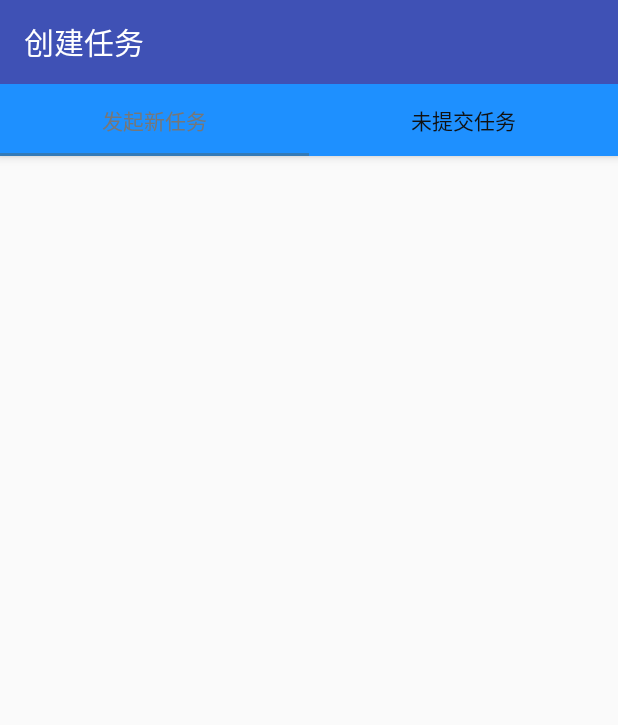
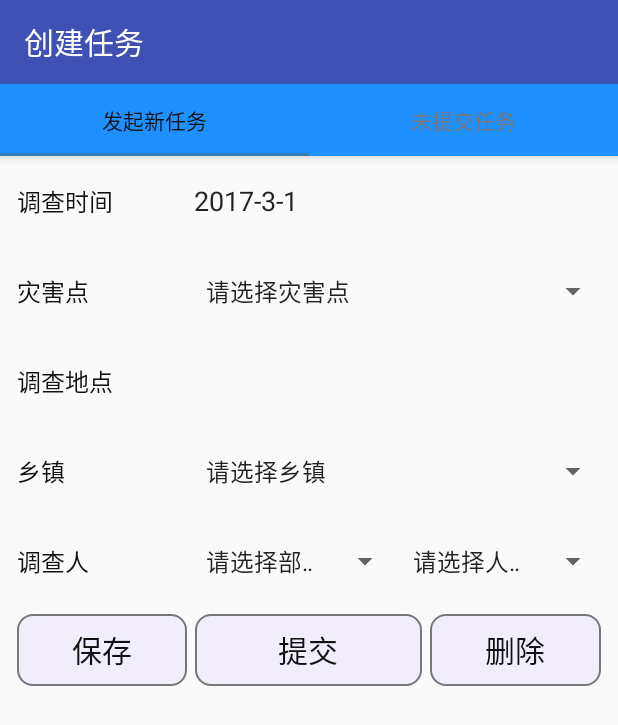
Before and after one commit to woodensheep/Disastersystem, an Android app: the CreateTaskActivity screen opened directly, with no data from a screen before it, on a phone screen of 412 x 824 dp. Shown: the top 725 px of the screen. Run offline under Robolectric (Android 15) with nearby library versions, the phone set to English and light mode, and no system bars; our stand-ins replace ButterKnife.

Commit message:
20170301

```diff
--- a/app/src/main/java/com/nandity/disastersystem/activity/CreateTaskActivity.java
+++ b/app/src/main/java/com/nandity/disastersystem/activity/CreateTaskActivity.java
@@ -7,6 +7,8 @@ import android.support.v7.app.AppCompatActivity;
 import android.support.v7.widget.Toolbar;
 
 import com.nandity.disastersystem.R;
+import com.nandity.disastersystem.adapter.CreateTaskFragmentPagerAdapter;
+import com.nandity.disastersystem.adapter.MyFragmentPagerAdapter;
 
 import butterknife.BindView;
 import butterknife.ButterKnife;
@@ -16,10 +18,11 @@ public class CreateTaskActivity extends AppCompatActivity {
     @BindView(R.id.create_task_toolbar)
     Toolbar createTaskToolbar;
     @BindView(R.id.create_task_tablayout)
-    TabLayout createTaskTablayout;
+    TabLayout cTTablayout;
     @BindView(R.id.create_task_viewpager)
-    ViewPager createTaskViewpager;
+    ViewPager cTViewpager;
 
+    private CreateTaskFragmentPagerAdapter cTFragmentPagerAdapter;
     @Override
     protected void onCreate(Bundle savedInstanceState) {
         super.onCreate(savedInstanceState);
@@ -31,9 +34,26 @@ public class CreateTaskActivity extends AppCompatActivity {
     }
 
     private void initView() {
-        createTaskTablayout.addTab(createTaskTablayout.newTab().setText("发起新任务"));
-        createTaskTablayout.addTab(createTaskTablayout.newTab().setText("未提交任务"));
+        //createTaskTablayout.addTab(createTaskTablayout.newTab().setText("发起新任务"));
+        //createTaskTablayout.addTab(createTaskTablayout.newTab().setText("未提交任务"));
+
+        //使用适配器将ViewPager与Fragment绑定在一起
+        cTFragmentPagerAdapter = new CreateTaskFragmentPagerAdapter(getSupportFragmentManager());
+        cTViewpager.setAdapter(cTFragmentPagerAdapter);
+        //将TabLayout与ViewPager绑定在一起
+        cTTablayout.setupWithViewPager(cTViewpager);
+
+
+//        //指定Tab的位置
+//        one = mTabLayout.getTabAt(0);
+//        two = mTabLayout.getTabAt(1);
+//        three = mTabLayout.getTabAt(2);
+//        //设置Tab的图标，假如不需要则把下面的代码删去
+//        one.setIcon(R.drawable.selected_tab_image_workbench);
+//        two.setIcon(R.drawable.selected_tab_image_directory);
+//        three.setIcon(R.drawable.selected_tab_image_setup);
     }
 
 
+
 }
--- /dev/null
+++ b/app/src/main/java/com/nandity/disastersystem/adapter/CreateTaskFragmentPagerAdapter.java
@@ -0,0 +1,42 @@
+package com.nandity.disastersystem.adapter;
+
+import android.support.v4.app.Fragment;
+import android.support.v4.app.FragmentManager;
+import android.support.v4.app.FragmentPagerAdapter;
+
+import com.nandity.disastersystem.fragment.DirectoryFragment;
+import com.nandity.disastersystem.fragment.NewTaskFragment;
+import com.nandity.disastersystem.fragment.SetupFragment;
+import com.nandity.disastersystem.fragment.UnTaskFragment;
+import com.nandity.disastersystem.fragment.WorkbenchFragment;
+
+/**
+ * Created by lemon on 2017/2/22.
+ */
+public class CreateTaskFragmentPagerAdapter extends FragmentPagerAdapter {
+
+    private String[] mTitles = new String[]{"发起新任务", "未提交任务"};
+
+    public CreateTaskFragmentPagerAdapter(FragmentManager fm) {
+        super(fm);
+    }
+
+    @Override
+    public Fragment getItem(int position) {
+        if (position == 1) {
+            return new NewTaskFragment();
+        }
+        return new NewTaskFragment();
+    }
+
+    @Override
+    public int getCount() {
+        return mTitles.length;
+    }
+
+    //ViewPager与TabLayout绑定后，这里获取到PageTitle就是Tab的Text
+    @Override
+    public CharSequence getPageTitle(int position) {
+        return mTitles[position];
+    }
+}
--- /dev/null
+++ b/app/src/main/java/com/nandity/disastersystem/fragment/NewTaskFragment.java
@@ -0,0 +1,137 @@
+package com.nandity.disastersystem.fragment;
+
+
+import android.os.Bundle;
+import android.support.annotation.Nullable;
+import android.support.v4.app.Fragment;
+import android.support.v7.widget.ButtonBarLayout;
+import android.support.v7.widget.LinearLayoutManager;
+import android.support.v7.widget.RecyclerView;
+import android.support.v7.widget.SearchView;
+import android.view.LayoutInflater;
+import android.view.View;
+import android.view.ViewGroup;
+import android.widget.AdapterView;
+import android.widget.ArrayAdapter;
+import android.widget.Button;
+import android.widget.EditText;
+import android.widget.Spinner;
+import android.widget.TextView;
+
+import com.nandity.disastersystem.R;
+import com.nandity.disastersystem.adapter.DirectoryAdapter;
+import com.nandity.disastersystem.bean.DirectoryBean;
+
+import java.util.ArrayList;
+import java.util.List;
+
+/**
+ * Created by lemon on 2017/2/22.
+ */
+
+public class NewTaskFragment extends Fragment {
+    private View view;
+    private List<String> mDisasterList;
+    private ArrayAdapter<String> mDisasterAdapter;
+
+    private List<String> mTownshipList;
+    private ArrayAdapter<String> mTownshipAdapter;
+
+    private List<String> mDepartmentList;
+    private ArrayAdapter<String> mDepartmentAdapter;
+
+    private List<String> mWorkersList;
+    private ArrayAdapter<String> mWorkersAdapter;
+
+    /*调查时间*/
+    private EditText etNewtaskTime;
+    /*灾害点*/
+    private Spinner spDisaster;
+    /*调查时间*/
+    private EditText etNewtaskDisaster;
+    /*乡镇*/
+    private Spinner spTownship;
+    /*部门*/
+    private Spinner spDepartment;
+    /*人员*/
+    private Spinner spWorkers;
+
+    private Button btnSave;
+    private Button btnSubmit;
+    private Button btnCancle;
+
+    @Nullable
+    @Override
+    public View onCreateView(LayoutInflater inflater,
+                             @Nullable ViewGroup container,
+                             @Nullable Bundle savedInstanceState) {
+        view = inflater.inflate(R.layout.fragment_newtask, container, false);
+        initViews();
+        setLinsteners();
+        initData();
+        return view;
+    }
+
+
+
+    private void setLinsteners() {
+
+    }
+
+    private void initViews() {
+        etNewtaskTime = (EditText) view.findViewById(R.id.et_newtask_time);
+        spDisaster = (Spinner) view.findViewById(R.id.sp_disaster);
+        spTownship = (Spinner) view.findViewById(R.id.sp_township);
+        spDepartment = (Spinner) view.findViewById(R.id.sp_department);
+        spWorkers = (Spinner) view.findViewById(R.id.sp_workers);
+        etNewtaskDisaster = (EditText) view.findViewById(R.id.et_newtask_disaster);
+        btnSave = (Button) view.findViewById(R.id.btn_newtask_save);
+        btnSubmit = (Button) view.findViewById(R.id.btn_newtask_submit);
+        btnCancle = (Button) view.findViewById(R.id.btn_newtask_cancle);
+    }
+
+    private void initData() {
+        //灾害点
+        //数据
+        mDisasterList = new ArrayList<String>();
+        mDisasterList.add("请选择灾害点");
+        mDisasterList.add("四季坝");
+        mDisasterList.add("四季坝滑坡");
+        //适配器
+        mDisasterAdapter = new ArrayAdapter<String>(getActivity(), android.R.layout.simple_spinner_item, mDisasterList);
+        //设置样式
+        mDisasterAdapter.setDropDownViewResource(android.R.layout.simple_spinner_dropdown_item);
+        //加载适配器
+        spDisaster.setAdapter(mDisasterAdapter);
+
+        //乡镇
+        mTownshipList = new ArrayList<String>();
+        mTownshipList.add("请选择乡镇");
+        mTownshipList.add("XX镇");
+        mTownshipList.add("YY镇");
+        mTownshipAdapter = new ArrayAdapter<String>(getActivity(), android.R.layout.simple_spinner_item, mTownshipList);
+        mTownshipAdapter.setDropDownViewResource(android.R.layout.simple_spinner_dropdown_item);
+        spTownship.setAdapter(mTownshipAdapter);
+
+
+        //部门
+        mDepartmentList = new ArrayList<String>();
+        mDepartmentList.add("请选择部门");
+        mDepartmentList.add("XX部");
+        mDepartmentList.add("YY部");
+        mDepartmentAdapter = new ArrayAdapter<String>(getActivity(), android.R.layout.simple_spinner_item, mDepartmentList);
+        mDepartmentAdapter.setDropDownViewResource(android.R.layout.simple_spinner_dropdown_item);
+        spDepartment.setAdapter(mDepartmentAdapter);
+
+        //人员
+        mWorkersList = new ArrayList<String>();
+        mWorkersList.add("请选择人员");
+        mWorkersList.add("XX");
+        mWorkersList.add("YY");
+        mWorkersAdapter = new ArrayAdapter<String>(getActivity(), android.R.layout.simple_spinner_item, mWorkersList);
+        mWorkersAdapter.setDropDownViewResource(android.R.layout.simple_spinner_dropdown_item);
+        spWorkers.setAdapter(mWorkersAdapter);
+
+
+    }
+}
--- /dev/null
+++ b/app/src/main/java/com/nandity/disastersystem/fragment/UnTaskFragment.java
@@ -0,0 +1,59 @@
+package com.nandity.disastersystem.fragment;
+
+
+import android.os.Bundle;
+import android.support.annotation.Nullable;
+import android.support.v4.app.Fragment;
+import android.support.v7.widget.LinearLayoutManager;
+import android.support.v7.widget.RecyclerView;
+import android.support.v7.widget.SearchView;
+import android.view.LayoutInflater;
+import android.view.View;
+import android.view.ViewGroup;
+
+import com.nandity.disastersystem.R;
+import com.nandity.disastersystem.adapter.DirectoryAdapter;
+import com.nandity.disastersystem.bean.DirectoryBean;
+
+import java.util.ArrayList;
+import java.util.List;
+
+/**
+ * Created by lemon on 2017/2/22.
+ */
+
+public class UnTaskFragment extends Fragment {
+    private RecyclerView mRecyclerView;
+    private SearchView mSearchView;
+    private LinearLayoutManager mLayoutManager;
+    private DirectoryAdapter mAdapter;
+    private List<DirectoryBean> mListData;
+
+    @Nullable
+    @Override
+    public View onCreateView(LayoutInflater inflater,
+                             @Nullable ViewGroup container,
+                             @Nullable Bundle savedInstanceState) {
+        View view = inflater.inflate(R.layout.fragment_untask, container, false);
+        initData();
+        mRecyclerView = (RecyclerView) view.findViewById(R.id.directory);
+        mLayoutManager = new LinearLayoutManager(getContext());
+        mRecyclerView.setLayoutManager(mLayoutManager);
+        //固定高度
+        mRecyclerView.setHasFixedSize(true);
+        //绑定adapter
+        mAdapter = new DirectoryAdapter(getActivity(), mListData);
+        mRecyclerView.setAdapter(mAdapter);
+        return view;
+
+
+    }
+
+    private void initData() {
+        mListData = new ArrayList();
+        mListData.add(new DirectoryBean("张三", "18883673743"));
+        mListData.add(new DirectoryBean("李四", "18883673744"));
+        mListData.add(new DirectoryBean("王五", "18883673745"));
+        mListData.add(new DirectoryBean("朱六", "18883673746"));
+    }
+}
--- /dev/null
+++ b/app/src/main/res/layout/fragment_newtask.xml
@@ -0,0 +1,193 @@
+<?xml version="1.0" encoding="utf-8"?>
+<LinearLayout xmlns:android="http://schemas.android.com/apk/res/android"
+    android:layout_width="match_parent"
+    android:layout_height="match_parent"
+    android:orientation="vertical">
+
+    <ScrollView
+        android:layout_width="match_parent"
+        android:layout_height="match_parent">
+
+
+        <LinearLayout
+            android:layout_marginLeft="6dp"
+            android:layout_marginRight="6dp"
+            android:layout_width="match_parent"
+            android:layout_height="match_parent"
+            android:orientation="vertical"
+            >
+
+            <LinearLayout
+                android:layout_width="match_parent"
+                android:layout_height="60dp"
+                android:layout_marginLeft="5dp"
+                android:orientation="horizontal">
+
+                <TextView
+                    android:layout_width="0dp"
+                    android:layout_height="match_parent"
+                    android:layout_weight="3"
+                    android:gravity="center|left"
+                    android:text="调查时间"
+                    android:textColor="@color/c1olorblack"
+                    android:textSize="16sp" />
+
+                <EditText
+                    android:id="@+id/et_newtask_time"
+                    android:layout_width="0dp"
+                    android:layout_height="match_parent"
+                    android:layout_weight="7"
+                    android:background="@null"
+                    android:text="2017-3-1" />
+
+
+            </LinearLayout>
+
+
+            <LinearLayout
+                android:layout_width="match_parent"
+                android:layout_height="60dp"
+                android:layout_marginLeft="5dp"
+                android:orientation="horizontal">
+
+                <TextView
+                    android:layout_width="0dp"
+                    android:layout_height="match_parent"
+                    android:layout_weight="3"
+                    android:gravity="center|left"
+                    android:text="灾害点"
+                    android:textColor="@color/c1olorblack"
+                    android:textSize="16sp" />
+
+                <Spinner
+                    android:id="@+id/sp_disaster"
+                    android:layout_width="0dp"
+                    android:layout_height="match_parent"
+                    android:layout_weight="7" />
+
+            </LinearLayout>
+
+            <LinearLayout
+                android:layout_width="match_parent"
+                android:layout_height="60dp"
+                android:layout_marginLeft="5dp"
+                android:orientation="horizontal">
+
+                <TextView
+                    android:layout_width="0dp"
+                    android:layout_height="match_parent"
+                    android:layout_weight="3"
+                    android:gravity="center|left"
+                    android:text="调查地点"
+                    android:textColor="@color/c1olorblack"
+                    android:textSize="16sp" />
+
+                <EditText
+                    android:id="@+id/et_newtask_disaster"
+                    android:layout_width="0dp"
+                    android:background="@null"
+                    android:layout_height="match_parent"
+                    android:layout_weight="7"
+                    android:text="" />
+
+            </LinearLayout>
+
+            <LinearLayout
+                android:layout_width="match_parent"
+                android:layout_height="60dp"
+                android:layout_marginLeft="5dp"
+                android:orientation="horizontal">
+
+                <TextView
+                    android:layout_width="0dp"
+                    android:layout_height="match_parent"
+                    android:layout_weight="3"
+                    android:gravity="center|left"
+                    android:text="乡镇"
+                    android:textColor="@color/c1olorblack"
+                    android:textSize="16sp" />
+
+                <Spinner
+                    android:id="@+id/sp_township"
+                    android:layout_width="0dp"
+                    android:layout_height="match_parent"
+                    android:layout_weight="7" />
+
+            </LinearLayout>
+
+            <LinearLayout
+                android:layout_width="match_parent"
+                android:layout_height="60dp"
+                android:layout_marginLeft="5dp"
+                android:orientation="horizontal">
+
+                <TextView
+                    android:layout_width="0dp"
+                    android:layout_height="match_parent"
+                    android:layout_weight="3"
+                    android:gravity="center|left"
+                    android:text="调查人"
+                    android:textColor="@color/c1olorblack"
+                    android:textSize="16sp" />
+
+                <Spinner
+                    android:id="@+id/sp_department"
+                    android:layout_width="0dp"
+                    android:layout_height="match_parent"
+                    android:layout_weight="3.5" />
+
+                <Spinner
+                    android:id="@+id/sp_workers"
+                    android:layout_width="0dp"
+                    android:layout_height="match_parent"
+                    android:layout_weight="3.5" />
+
+            </LinearLayout>
+
+            <LinearLayout
+                android:layout_marginTop="30dp"
+                android:layout_width="match_parent"
+                android:layout_height="48dp"
+                android:layout_margin="5dp"
+                android:layout_marginLeft="5dp"
+                android:orientation="horizontal">
+
+                <Button
+                    android:id="@+id/btn_newtask_save"
+                    android:layout_width="0dp"
+                    android:layout_height="match_parent"
+                    android:layout_weight="3"
+                    android:background="@drawable/shape_btn"
+                    android:text="保存"
+                    android:textColor="@color/c1olorblack"
+                    android:textSize="20sp" />
+
+                <Button
+                    android:id="@+id/btn_newtask_submit"
+                    android:layout_width="0dp"
+                    android:layout_height="match_parent"
+                    android:layout_marginLeft="5dp"
+                    android:layout_marginRight="5dp"
+                    android:layout_weight="4"
+                    android:background="@drawable/shape_btn"
+                    android:text="提交"
+                    android:textColor="@color/c1olorblack"
+                    android:textSize="20sp" />
+
+                <Button
+                    android:id="@+id/btn_newtask_cancle"
+                    android:layout_width="0dp"
+                    android:layout_height="match_parent"
+                    android:layout_weight="3"
+                    android:background="@drawable/shape_btn"
+                    android:text="删除"
+                    android:textColor="@color/c1olorblack"
+                    android:textSize="20sp" />
+
+            </LinearLayout>
+
+        </LinearLayout>
+    </ScrollView>
+
+
+</LinearLayout>
--- /dev/null
+++ b/app/src/main/res/layout/fragment_untask.xml
@@ -0,0 +1,6 @@
+<?xml version="1.0" encoding="utf-8"?>
+<LinearLayout xmlns:android="http://schemas.android.com/apk/res/android"
+    android:orientation="vertical" android:layout_width="match_parent"
+    android:layout_height="match_parent">
+
+</LinearLayout>
--- a/app/src/main/res/values/colors.xml
+++ b/app/src/main/res/values/colors.xml
@@ -14,6 +14,6 @@
 
     <color name="tabbackground">#1E90FF</color>
     <color name="tabIndicatorColor">#337ab7</color>
-    <color name="tabSelectedTextColor">#777777</color>
-    <color name="tabTextColor">#111111</color>
+    <color name="tabSelectedTextColor">#111111</color>
+    <color name="tabTextColor">#777777</color>
 </resources>
```
